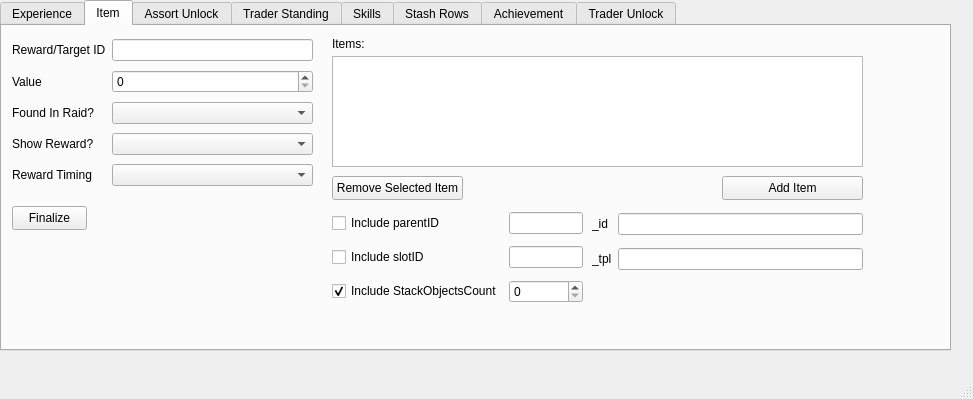
ThePi1/SPT-Trader-Builder, file src/gui_rewards.ui: the form before one commit.
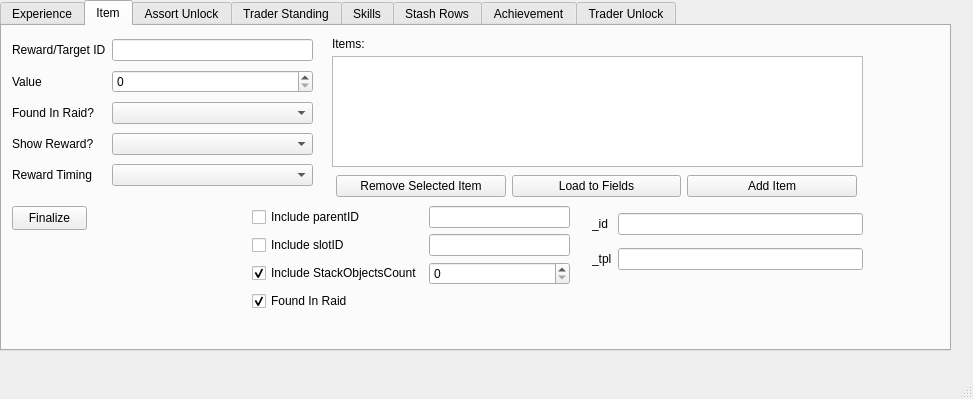
The form after the commit. The open tabs and pages were chosen to show the change.

Commit message: Fixes for rewards and items

Patch:
```diff
--- a/src/gui_rewards.ui
+++ b/src/gui_rewards.ui
@@ -188,32 +188,6 @@
        </rect>
       </property>
      </widget>
-     <widget class="QPushButton" name="pb_remitem_item">
-      <property name="geometry">
-       <rect>
-        <x>330</x>
-        <y>150</y>
-        <width>131</width>
-        <height>24</height>
-       </rect>
-      </property>
-      <property name="text">
-       <string>Remove Selected Item</string>
-      </property>
-     </widget>
-     <widget class="QPushButton" name="pb_additem_item">
-      <property name="geometry">
-       <rect>
-        <x>720</x>
-        <y>150</y>
-        <width>141</width>
-        <height>24</height>
-       </rect>
-      </property>
-      <property name="text">
-       <string>Add Item</string>
-      </property>
-     </widget>
      <widget class="QWidget" name="gridLayoutWidget_8">
       <property name="geometry">
        <rect>
@@ -249,24 +223,31 @@
      <widget class="QWidget" name="gridLayoutWidget_9">
       <property name="geometry">
        <rect>
-        <x>330</x>
+        <x>250</x>
         <y>180</y>
-        <width>251</width>
+        <width>318</width>
         <height>106</height>
        </rect>
       </property>
       <layout class="QGridLayout" name="gridLayout_9">
-       <item row="2" column="1">
+       <item row="2" column="2">
         <widget class="QSpinBox" name="box_soc_item">
          <property name="toolTip">
           <string>&lt;html&gt;&lt;head/&gt;&lt;body&gt;&lt;p&gt;&lt;br/&gt;&lt;/p&gt;&lt;/body&gt;&lt;/html&gt;</string>
          </property>
         </widget>
        </item>
-       <item row="1" column="1">
+       <item row="1" column="2">
         <widget class="QLineEdit" name="fld_slotid_item"/>
        </item>
-       <item row="2" column="0">
+       <item row="1" column="1">
+        <widget class="QCheckBox" name="chk_slotid_item">
+         <property name="text">
+          <string>Include slotID</string>
+         </property>
+        </widget>
+       </item>
+       <item row="2" column="1">
         <widget class="QCheckBox" name="chk_soc_item">
          <property name="text">
           <string>Include StackObjectsCount</string>
@@ -276,20 +257,56 @@
          </property>
         </widget>
        </item>
-       <item row="0" column="0">
+       <item row="0" column="1">
         <widget class="QCheckBox" name="chk_parentid_item">
          <property name="text">
           <string>Include parentID</string>
          </property>
         </widget>
        </item>
-       <item row="0" column="1">
+       <item row="0" column="2">
         <widget class="QLineEdit" name="fld_parentid_item"/>
        </item>
-       <item row="1" column="0">
-        <widget class="QCheckBox" name="chk_slotid_item">
+       <item row="3" column="1">
+        <widget class="QCheckBox" name="chk_fir_item">
          <property name="text">
-          <string>Include slotID</string>
+          <string>Found In Raid</string>
+         </property>
+         <property name="checked">
+          <bool>true</bool>
+         </property>
+        </widget>
+       </item>
+      </layout>
+     </widget>
+     <widget class="QWidget" name="gridLayoutWidget_13">
+      <property name="geometry">
+       <rect>
+        <x>334</x>
+        <y>140</y>
+        <width>521</width>
+        <height>41</height>
+       </rect>
+      </property>
+      <layout class="QGridLayout" name="gridLayout_13">
+       <item row="0" column="0">
+        <widget class="QPushButton" name="pb_remitem_item">
+         <property name="text">
+          <string>Remove Selected Item</string>
+         </property>
+        </widget>
+       </item>
+       <item row="0" column="1">
+        <widget class="QPushButton" name="pb_load_fields_item">
+         <property name="text">
+          <string>Load to Fields</string>
+         </property>
+        </widget>
+       </item>
+       <item row="0" column="2">
+        <widget class="QPushButton" name="pb_additem_item">
+         <property name="text">
+          <string>Add Item</string>
          </property>
         </widget>
        </item>
```
Left out of the diff: 135 changed lines with no effect on the pictures. The commit also changes 4 other files.
